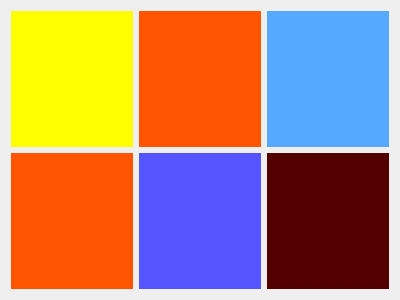
Before: the Qt Designer form Step6Help.ui in albert2lyu/QualityFunctionDeployment, drawn with Qt 5.
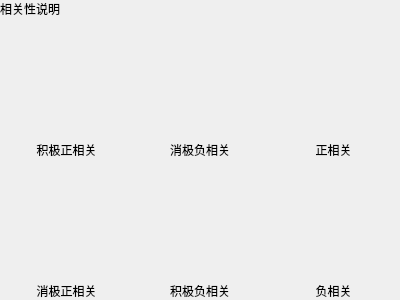
After: the same form once the commit is applied. Icons and pictures are not drawn.

```diff
--- a/Step6Help.ui
+++ b/Step6Help.ui
@@ -13,48 +13,204 @@
   <property name="windowTitle">
    <string>Dialog</string>
   </property>
-  <layout class="QGridLayout" name="gridLayout">
-   <item row="0" column="0">
+  <layout class="QVBoxLayout" name="verticalLayout_7">
+   <property name="spacing">
+    <number>0</number>
+   </property>
+   <property name="leftMargin">
+    <number>0</number>
+   </property>
+   <property name="topMargin">
+    <number>0</number>
+   </property>
+   <property name="rightMargin">
+    <number>0</number>
+   </property>
+   <property name="bottomMargin">
+    <number>0</number>
+   </property>
+   <item>
+    <widget class="QLabel" name="label_7">
+     <property name="sizePolicy">
+      <sizepolicy hsizetype="Preferred" vsizetype="Fixed">
+       <horstretch>0</horstretch>
+       <verstretch>0</verstretch>
+      </sizepolicy>
+     </property>
+     <property name="text">
+      <string>相关性说明</string>
+     </property>
+    </widget>
+   </item>
+   <item>
+    <layout class="QHBoxLayout" name="horizontalLayout">
+     <item>
+      <layout class="QVBoxLayout" name="verticalLayout">
+       <item>
     <widget class="QWidget" name="widget" native="true">
      <property name="styleSheet">
-      <string notr="true">background-color: rgb(255, 255, 0);</string>
+          <string notr="true">image: url(:/image/Step6Help1.png);</string>
      </property>
     </widget>
    </item>
-   <item row="0" column="1">
+       <item>
+        <widget class="QLabel" name="label">
+         <property name="sizePolicy">
+          <sizepolicy hsizetype="Preferred" vsizetype="Fixed">
+           <horstretch>0</horstretch>
+           <verstretch>0</verstretch>
+          </sizepolicy>
+         </property>
+         <property name="text">
+          <string>积极正相关</string>
+         </property>
+         <property name="alignment">
+          <set>Qt::AlignCenter</set>
+         </property>
+        </widget>
+       </item>
+      </layout>
+     </item>
+     <item>
+      <layout class="QVBoxLayout" name="verticalLayout_2">
+       <item>
     <widget class="QWidget" name="widget_2" native="true">
      <property name="styleSheet">
-      <string notr="true">background-color: rgb(255, 85, 0);</string>
+          <string notr="true">image: url(:/image/Step6Help2.png);</string>
      </property>
     </widget>
    </item>
-   <item row="0" column="2">
+       <item>
+        <widget class="QLabel" name="label_2">
+         <property name="sizePolicy">
+          <sizepolicy hsizetype="Preferred" vsizetype="Fixed">
+           <horstretch>0</horstretch>
+           <verstretch>0</verstretch>
+          </sizepolicy>
+         </property>
+         <property name="text">
+          <string>消极负相关</string>
+         </property>
+         <property name="alignment">
+          <set>Qt::AlignCenter</set>
+         </property>
+        </widget>
+       </item>
+      </layout>
+     </item>
+     <item>
+      <layout class="QVBoxLayout" name="verticalLayout_3">
+       <item>
     <widget class="QWidget" name="widget_3" native="true">
      <property name="styleSheet">
-      <string notr="true">background-color: rgb(85, 170, 255);</string>
+          <string notr="true">image: url(:/image/Step6Help3.png);</string>
      </property>
     </widget>
    </item>
-   <item row="1" column="0">
+       <item>
+        <widget class="QLabel" name="label_3">
+         <property name="sizePolicy">
+          <sizepolicy hsizetype="Preferred" vsizetype="Fixed">
+           <horstretch>0</horstretch>
+           <verstretch>0</verstretch>
+          </sizepolicy>
+         </property>
+         <property name="text">
+          <string>正相关</string>
+         </property>
+         <property name="alignment">
+          <set>Qt::AlignCenter</set>
+         </property>
+        </widget>
+       </item>
+      </layout>
+     </item>
+    </layout>
+   </item>
+   <item>
+    <layout class="QHBoxLayout" name="horizontalLayout_2">
+     <item>
+      <layout class="QVBoxLayout" name="verticalLayout_4">
+       <item>
     <widget class="QWidget" name="widget_4" native="true">
      <property name="styleSheet">
-      <string notr="true">background-color: rgb(255, 85, 0);</string>
+          <string notr="true">image: url(:/image/Step6Help4.png);</string>
      </property>
     </widget>
    </item>
-   <item row="1" column="1">
+       <item>
+        <widget class="QLabel" name="label_4">
+         <property name="sizePolicy">
+          <sizepolicy hsizetype="Preferred" vsizetype="Fixed">
+           <horstretch>0</horstretch>
+           <verstretch>0</verstretch>
+          </sizepolicy>
+         </property>
+         <property name="text">
+          <string>消极正相关</string>
+         </property>
+         <property name="alignment">
+          <set>Qt::AlignCenter</set>
+         </property>
+        </widget>
+       </item>
+      </layout>
+     </item>
+     <item>
+      <layout class="QVBoxLayout" name="verticalLayout_5">
+       <item>
     <widget class="QWidget" name="widget_5" native="true">
      <property name="styleSheet">
-      <string notr="true">background-color: rgb(85, 85, 255);</string>
+          <string notr="true">image: url(:/image/Step6Help5.png);</string>
      </property>
     </widget>
    </item>
-   <item row="1" column="2">
+       <item>
+        <widget class="QLabel" name="label_5">
+         <property name="sizePolicy">
+          <sizepolicy hsizetype="Preferred" vsizetype="Fixed">
+           <horstretch>0</horstretch>
+           <verstretch>0</verstretch>
+          </sizepolicy>
+         </property>
+         <property name="text">
+          <string>积极负相关</string>
+         </property>
+         <property name="alignment">
+          <set>Qt::AlignCenter</set>
+         </property>
+        </widget>
+       </item>
+      </layout>
+     </item>
+     <item>
+      <layout class="QVBoxLayout" name="verticalLayout_6">
+       <item>
     <widget class="QWidget" name="widget_6" native="true">
      <property name="styleSheet">
-      <string notr="true">background-color: rgb(85, 0, 0);</string>
-     </property>
-    </widget>
+          <string notr="true">image: url(:/image/Step6Help6.png);</string>
+         </property>
+        </widget>
+       </item>
+       <item>
+        <widget class="QLabel" name="label_6">
+         <property name="sizePolicy">
+          <sizepolicy hsizetype="Preferred" vsizetype="Fixed">
+           <horstretch>0</horstretch>
+           <verstretch>0</verstretch>
+          </sizepolicy>
+         </property>
+         <property name="text">
+          <string>负相关</string>
+         </property>
+         <property name="alignment">
+          <set>Qt::AlignCenter</set>
+         </property>
+        </widget>
+       </item>
+      </layout>
+     </item>
+    </layout>
    </item>
   </layout>
  </widget>
```
Lines whose indentation alone changed are shown as unchanged.
